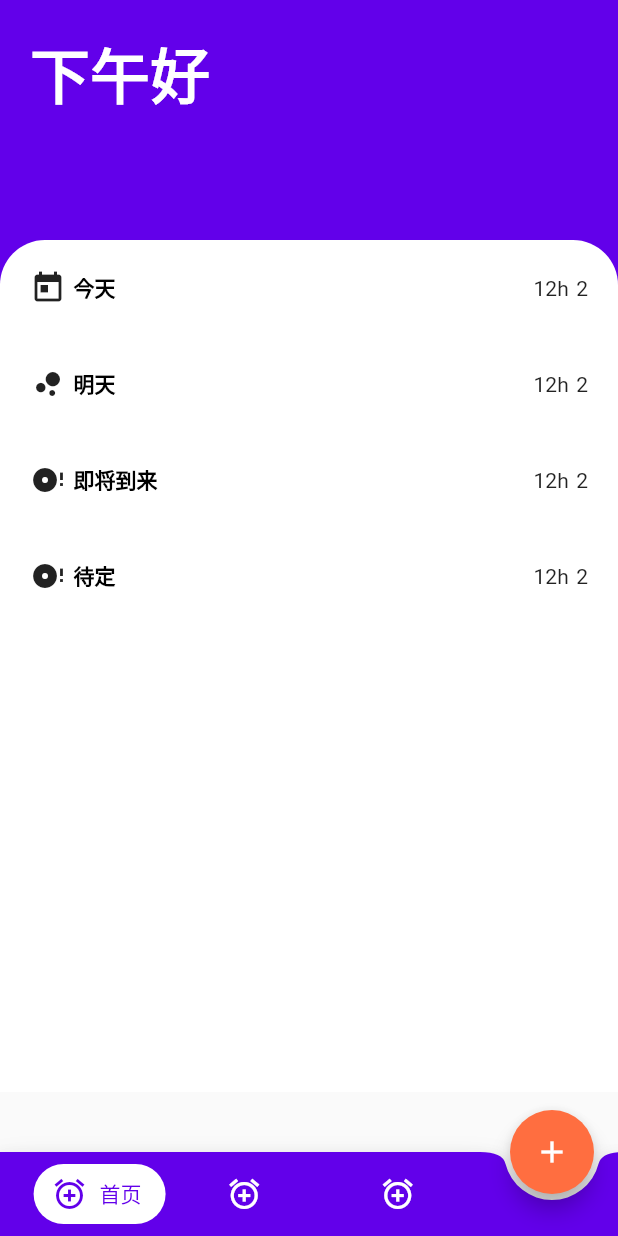
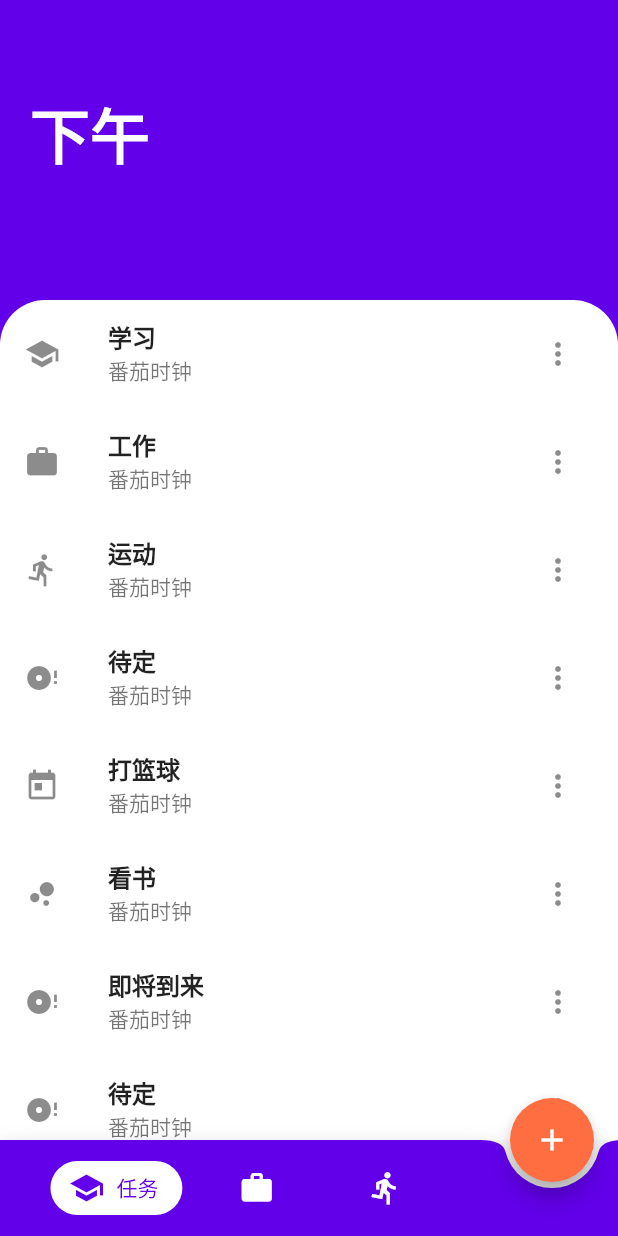
Before and after one commit to ChrisYhP/tomato-flutter, a Flutter app: the screen it shows after launch, on a phone screen of 412 x 824 dp. Run offline on Flutter 3.47's test engine with Material 2 defaults, Android fonts, the phone set to English and light mode, and no system bars; our stand-ins replace audioplayers.

Commit message:
添加音频、新增、删除

```diff
--- /dev/null
+++ b/lib/audio.dart
@@ -0,0 +1,29 @@
+
+import 'dart:io';
+
+import 'package:audioplayers/audioplayers.dart';
+import 'package:audioplayers/audio_cache.dart';
+import 'package:flutter/foundation.dart';
+
+
+class AudioPlay {
+  AudioPlayer advancedPlayer = new AudioPlayer();
+  AudioCache audioCache = new AudioCache();
+
+  init() {
+    if (kIsWeb) {
+      // Calls to Platform.isIOS fails on web
+      return;
+    }
+    if (Platform.isIOS) {
+      if (audioCache.fixedPlayer != null) {
+        audioCache.fixedPlayer.startHeadlessService();
+      }
+      advancedPlayer.startHeadlessService();
+    }
+  }
+
+  play(url) {
+    audioCache.play(url);
+  }
+}
--- a/lib/main.dart
+++ b/lib/main.dart
@@ -1,4 +1,6 @@
+import 'package:flutter/foundation.dart';
 import 'package:flutter/material.dart';
+import 'audio.dart';
 
 void main() {
   runApp(MyApp());
@@ -14,10 +16,10 @@ class MyApp extends StatelessWidget {
         visualDensity: VisualDensity.adaptivePlatformDensity,
       ),
       home: MyHomePage(),
+      routes: {},
     );
   }
 }
-
 
 class MyHomePage extends StatefulWidget {
   MyHomePage({Key key, this.title}) : super(key: key);
@@ -28,58 +30,190 @@ class MyHomePage extends StatefulWidget {
   _MyHomePageState createState() => _MyHomePageState();
 }
 
+class _MyHomePageState extends State<MyHomePage> {
+  final GlobalKey<AnimatedListState> _listkey = GlobalKey();
+  int index = 0;
+  int currentPage = 0;
+  GlobalKey bottomNavigationKey = GlobalKey();
+  // 音频
 
-class _MyHomePageState extends State<MyHomePage> {
-  int index = 0;
-  List taskItems =  [
-    {'name': '今天', 'icon': Icon(Icons.today)},
-    {'name': '明天', 'icon': Icon(Icons.bubble_chart)},
+  List _taskItems = [
+    {'name': '学习', 'icon': Icon(Icons.school)},
+    {'name': '工作', 'icon': Icon(Icons.work)},
+    {'name': '运动', 'icon': Icon(Icons.directions_run)},
+    {'name': '待定', 'icon': Icon(Icons.disc_full)},
+    {'name': '打篮球', 'icon': Icon(Icons.today)},
+    {'name': '看书', 'icon': Icon(Icons.bubble_chart)},
+    {'name': '即将到来', 'icon': Icon(Icons.disc_full)},
+    {'name': '待定', 'icon': Icon(Icons.disc_full)},
+    {'name': '打篮球', 'icon': Icon(Icons.today)},
+    {'name': '看书', 'icon': Icon(Icons.bubble_chart)},
+    {'name': '即将到来', 'icon': Icon(Icons.disc_full)},
+    {'name': '待定', 'icon': Icon(Icons.disc_full)},
+    {'name': '打篮球', 'icon': Icon(Icons.today)},
+    {'name': '看书', 'icon': Icon(Icons.bubble_chart)},
     {'name': '即将到来', 'icon': Icon(Icons.disc_full)},
     {'name': '待定', 'icon': Icon(Icons.disc_full)},
   ];
 
-  void _onPress() {
+  List _buttonItems = [
+    {'name': '任务', 'icon': Icons.school},
+    {'name': '统计', 'icon': Icons.work},
+    {'name': '打卡', 'icon': Icons.directions_run},
+  ];
 
+  @override
+  void initState() {
+    super.initState();
+    AudioPlay().init();
+  }
+
+  void _addItem() {
+    dynamic list = {'name': '22å', 'icon': Icon(Icons.school)};
+    _taskItems.insert(0, list);
+    _listkey.currentState.insertItem(0);
+    AudioPlay().play('mp3/add.mp3');
+  }
+
+  void _removeItem(index) {
+    print(index);
+    dynamic itemToRemove = _taskItems[index];
+    _taskItems.removeAt(index);
+    _listkey.currentState.removeItem(
+      index,
+      (BuildContext context, Animation<double> animation) =>
+          generateTask(index, itemToRemove, animation),
+      duration: const Duration(milliseconds: 250),
+    );
+    AudioPlay().play('mp3/remove.mp3');
+  }
+
+  Widget generateTask(int i, dynamic taskdata, Animation animation) {
+    return ScaleTransition(
+      scale: animation,
+      child: ListTile(
+        title: Text(
+          taskdata['name'],
+          style: TextStyle(fontWeight: FontWeight.bold),
+        ),
+        subtitle: Text(
+          '番茄时钟',
+          style: TextStyle(fontSize: 14),
+        ),
+        leading: Flex(
+          direction: Axis.vertical,
+          mainAxisAlignment: MainAxisAlignment.center,
+          children: <Widget>[taskdata['icon']],
+        ),
+        trailing: PopupMenuButton(
+          onSelected: (value) {
+            switch (value) {
+              case 'delete':
+                _removeItem(i);
+                break;
+              case 'add':
+                break;
+              default:
+            }
+          },
+          itemBuilder: (context) => <PopupMenuEntry<String>>[
+            PopupMenuItem(
+              value: 'add',
+              child: ListTile(leading: Icon(Icons.add), title: Text('添加子任务')),
+            ),
+            PopupMenuDivider(),
+            PopupMenuItem(
+              value: 'delete',
+              child: ListTile(
+                leading: Icon(Icons.delete),
+                title: Text('删除'),
+              ),
+            ),
+          ],
+        ),
+      ),
+    );
+  }
+
+  Widget generateButton(i, buttonData) {
+    return ButtonTheme(
+      minWidth: 30,
+      child: FlatButton.icon(
+        color: index == i ? Colors.white : Colors.deepPurpleAccent[700],
+        shape: index == i
+            ? RoundedRectangleBorder(
+                borderRadius: BorderRadius.all(Radius.circular(20)))
+            : null,
+        onPressed: () {
+          setState(() {
+            index = i;
+          });
+        },
+        highlightColor: Colors.orangeAccent[100],
+        label: index == i
+            ? Text(
+                buttonData['name'],
+                style: TextStyle(color: Colors.deepPurpleAccent[700]),
+              )
+            : Text(''),
+        icon: Icon(
+          buttonData['icon'],
+          color: index == i ? Colors.deepPurpleAccent[700] : Colors.white,
+        ),
+      ),
+    );
   }
 
   @override
   Widget build(BuildContext context) {
     return Scaffold(
-      body: Center(
+      body: Container(
+        color: Colors.deepPurpleAccent[700],
         child: Column(
           children: <Widget>[
-            Container(
+            Transform.translate(
+              offset: Offset(0, 40),
+              child: Container(
                 width: double.infinity,
                 height: 200,
-              color: Colors.deepPurpleAccent[700],
                 child: Padding(
                   padding: const EdgeInsets.all(20.0),
-                child: Text('下午好', style: TextStyle(color: Colors.white, fontSize: 40, fontWeight: FontWeight.w800),),
+                  child: Text(
+                    '下午',
+                    style: TextStyle(
+                        color: Colors.white,
+                        fontSize: 40,
+                        fontWeight: FontWeight.w800),
+                  ),
+                ),
               ),
             ),
             Expanded(
-              child: Transform.translate(
-                offset: Offset(0, -40),
                 child: Container(
-                  height: double.infinity,
               decoration: BoxDecoration(
                   color: Colors.white,
-                    borderRadius: BorderRadius.only(topLeft: Radius.circular(30), topRight: Radius.circular(30))
+                  borderRadius: BorderRadius.only(
+                      topLeft: Radius.circular(30),
+                      topRight: Radius.circular(30))),
+              child: AnimatedList(
+                key: _listkey,
+                initialItemCount: _taskItems.length,
+                itemBuilder: (BuildContext context, int index,
+                        Animation<double> animation) =>
+                    generateTask(index, _taskItems[index], animation),
               ),
-                  child: ListView(
-                    children: taskItems.map((f) => TaskItem(taskdata: f)).toList(),
-                  ),
-                ),
-              )
-            )
+            ))
           ],
         ),
       ),
       floatingActionButton: FloatingActionButton(
         backgroundColor: Colors.deepOrangeAccent,
-        onPressed: _onPress,
+        onPressed: () => _addItem(),
         tooltip: '新增',
-        child: Icon(Icons.add, color: Colors.white,),
+        child: Icon(
+          Icons.add,
+          color: Colors.white,
+        ),
       ),
       floatingActionButtonLocation: FloatingActionButtonLocation.endDocked,
       bottomNavigationBar: BottomAppBar(
@@ -89,40 +223,12 @@ class _MyHomePageState extends State<MyHomePage> {
           padding: const EdgeInsets.all(8.0),
           child: Row(
             children: [
-              Container(
-                height: 40,
-                decoration: BoxDecoration(
-                  color:  Colors.white,
-                  borderRadius: BorderRadius.circular(30)
-                ),
-                child: FlatButton.icon(
-                  label: index == 0 ? Text('首页', style: TextStyle(color: Colors.deepPurpleAccent[700]),) : Text(''),
-                  icon: Icon(Icons.add_alarm, color: Colors.deepPurpleAccent[700],),
-                ),
-              ),
-              Container(
-                height: 40,
-                decoration: BoxDecoration(
-                  color: index == 1 ? Colors.white : Colors.deepPurpleAccent[700],
-                  borderRadius: BorderRadius.circular(30)
-                ),
-                child: FlatButton.icon(
-                  label: index == 1 ? Text('首页', style: TextStyle(color: Colors.deepPurpleAccent[700]),) : Text(''),
-                  icon: Icon(Icons.add_alarm, color: Colors.white,),
-                ),
-              ),
-              Container(
-                height: 40,
-                decoration: BoxDecoration(
-                  color: index == 1 ? Colors.white : Colors.deepPurpleAccent[700],
-                  borderRadius: BorderRadius.circular(30)
-                ),
-                child: FlatButton.icon(
-                  label: index == 1 ? Text('首页', style: TextStyle(color: Colors.deepPurpleAccent[700]),) : Text(''),
-                  icon: Icon(Icons.add_alarm, color: Colors.white,),
-                ),
-              ),
-              SizedBox(width: 60,),
+              ..._buttonItems
+                .asMap()
+                .keys
+                .map((i) => generateButton(i, _buttonItems[i]))
+                .toList(),
+              SizedBox(width: 60,)
             ],
             mainAxisAlignment: MainAxisAlignment.spaceEvenly,
           ),
@@ -131,71 +237,3 @@ class _MyHomePageState extends State<MyHomePage> {
     );
   }
 }
-
-class TaskItem extends StatelessWidget {
-
-  const TaskItem({
-    Key key,
-    this.taskdata
-  }) : super(key: key);
-
-  final taskdata;
-
-  @override
-  Widget build(BuildContext context) {
-    print(taskdata);
-    return Padding(
-      padding: EdgeInsets.all(20),
-      child: Row(
-        mainAxisAlignment: MainAxisAlignment.spaceBetween,
-        children: <Widget>[
-          Row(children: <Widget>[
-            taskdata['icon'],
-            Padding(
-              padding: EdgeInsets.only(left: 5),
-              child: Text(
-                taskdata['name'],
-                style: TextStyle(
-                  fontWeight: FontWeight.w600,
-                  color: Colors.black
-                ),
-              ),
-            ),
-          ],),
-          Row(children: <Widget>[
-            Text('12h'),
-            Padding(
-              padding: EdgeInsets.only(left: 5),
-              child: Text(
-                '2',
-                style: TextStyle(
-                  color: Colors.black87
-                )
-              ),
-            )
-          ],),
-        ],
-      )
-    );
-  }
-}
-
-// class ListView3 extends StatelessWidget {
-//   @override
-//   Widget build(BuildContext context) {
-//     //下划线widget预定义以供复用。
-//     Widget divider1=Divider(color: Colors.blue,);
-//     Widget divider2=Divider(color: Colors.green);
-//     return ListView.separated(
-//         itemCount: 100,
-//         //列表项构造器
-//         itemBuilder: (BuildContext context, int index) {
-//           return ListTile(title: Text("$index"));
-//         },
-//         //分割器构造器
-//         separatorBuilder: (BuildContext context, int index) {
-//           return index%2==0?divider1:divider2;
-//         },
-//     );
-//   }
-// }
```
Also changed, not shown: lib/scanCode.dart (deleted, +0 -74 lines), pubspec.yaml (+6 -5 lines), pubspec.lock, 14 other files. Lines whose indentation alone changed are shown as unchanged.
